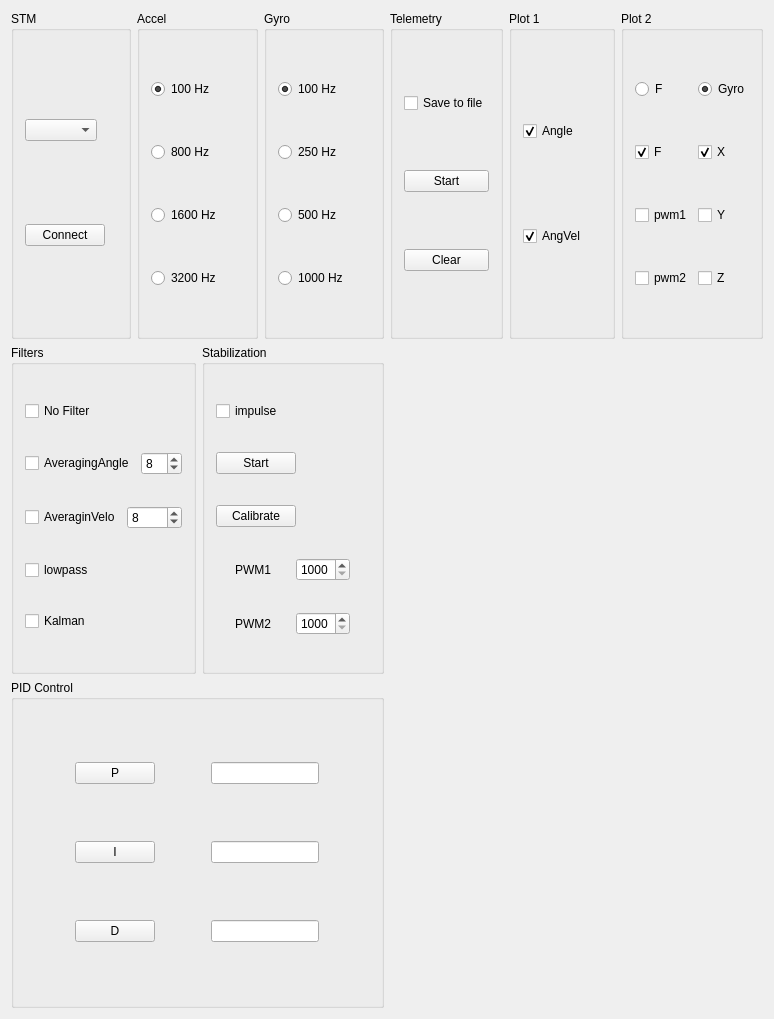
First picture: the form in Logger/BoardConsole/BoardConsole/boardconsole.ui, repository VlagaPalych/Stable, before the edit.
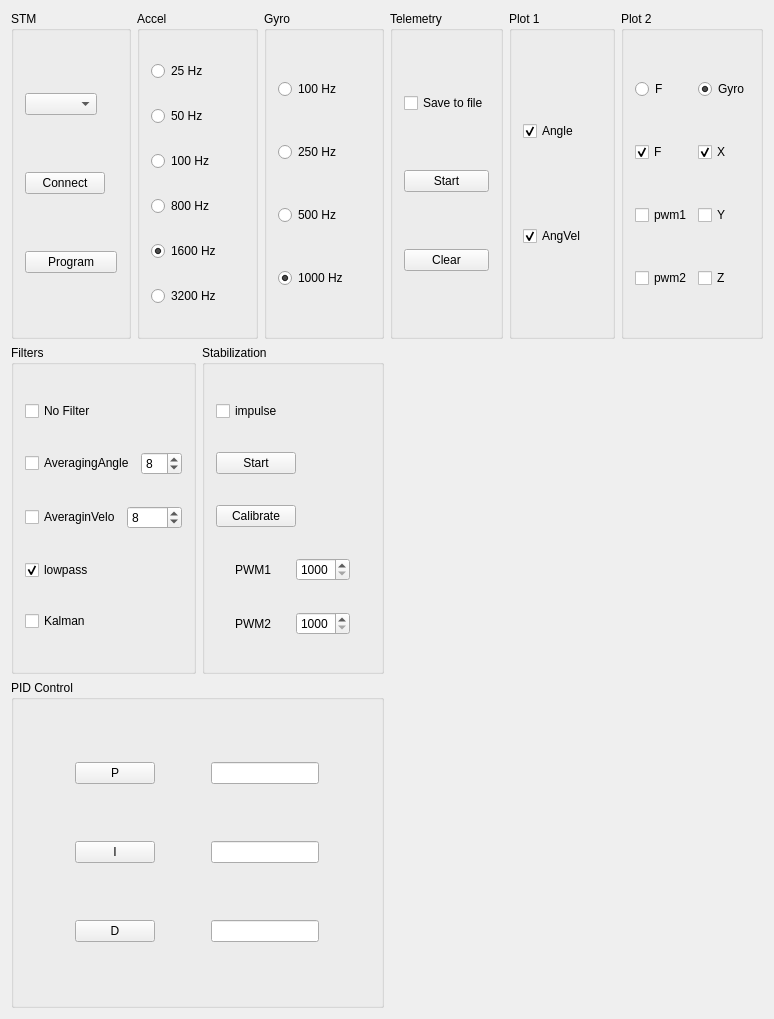
Second picture: the form after the edit. Custom widgets are drawn as their Qt base class.

```diff
--- a/Logger/BoardConsole/BoardConsole/boardconsole.ui
+++ b/Logger/BoardConsole/BoardConsole/boardconsole.ui
@@ -47,6 +47,13 @@
             </property>
            </widget>
           </item>
+          <item>
+           <widget class="QPushButton" name="programButton">
+            <property name="text">
+             <string>Program</string>
+            </property>
+           </widget>
+          </item>
          </layout>
         </widget>
        </item>
@@ -56,13 +63,27 @@
           <string>Accel</string>
          </property>
          <layout class="QVBoxLayout" name="verticalLayout_6">
+          <item>
+           <widget class="QRadioButton" name="HZ25RadioButton">
+            <property name="text">
+             <string>25 Hz</string>
+            </property>
+           </widget>
+          </item>
+          <item>
+           <widget class="QRadioButton" name="HZ50RadioButton">
+            <property name="text">
+             <string>50 Hz</string>
+            </property>
+           </widget>
+          </item>
           <item>
            <widget class="QRadioButton" name="HZ100RadioButton">
             <property name="text">
              <string>100 Hz</string>
             </property>
             <property name="checked">
-             <bool>true</bool>
+             <bool>false</bool>
             </property>
            </widget>
           </item>
@@ -81,6 +102,9 @@
             <property name="text">
              <string>1600 Hz</string>
             </property>
+            <property name="checked">
+             <bool>true</bool>
+            </property>
            </widget>
           </item>
           <item>
@@ -105,7 +129,7 @@
              <string>100 Hz</string>
             </property>
             <property name="checked">
-             <bool>true</bool>
+             <bool>false</bool>
             </property>
            </widget>
           </item>
@@ -128,6 +152,9 @@
             <property name="text">
              <string>1000 Hz</string>
             </property>
+            <property name="checked">
+             <bool>true</bool>
+            </property>
            </widget>
           </item>
          </layout>
@@ -203,6 +230,9 @@
             <property name="text">
              <string>lowpass</string>
             </property>
+            <property name="checked">
+             <bool>true</bool>
+            </property>
            </widget>
           </item>
           <item>
```
Left out of the diff: 3 changed lines with no effect on the pictures.
